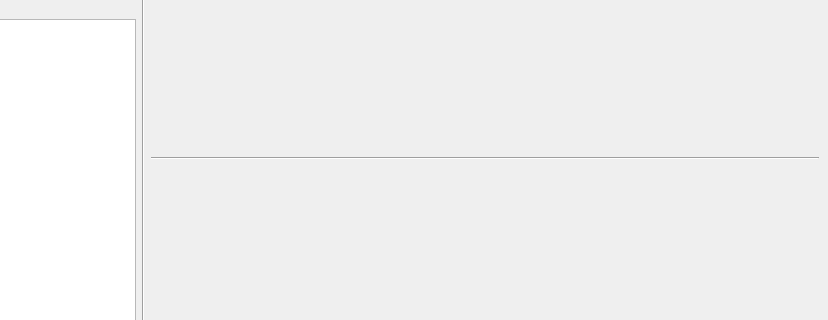
This is QSAR-UI/mainwindow2.ui in sheMnapion/AI-QSAR as Qt 5 draws it before an edit; both pictures show x 207 to 1035 and y 390 to 710 of the 1035 by 792 pixel window. The edited form follows.
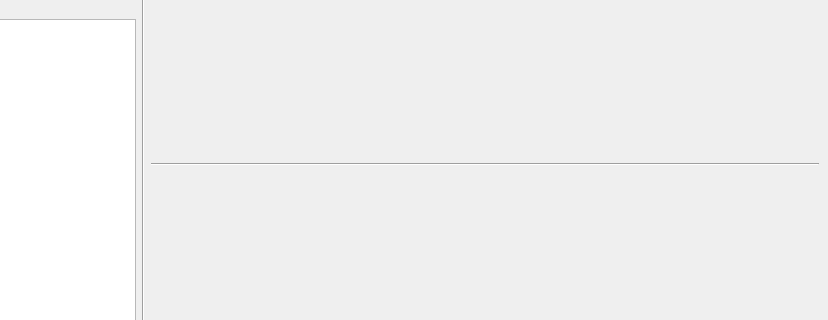
This is the edited form.

Commit message: Update manual; add margin in tab2

Patch:
```diff
--- a/QSAR-UI/mainwindow2.ui
+++ b/QSAR-UI/mainwindow2.ui
@@ -451,7 +451,7 @@
             <number>0</number>
            </property>
            <property name="topMargin">
-            <number>0</number>
+            <number>6</number>
            </property>
            <property name="rightMargin">
             <number>0</number>
```
Left out of the diff: 6 changed lines with no effect on the pictures. The commit also changes 1 other file.
